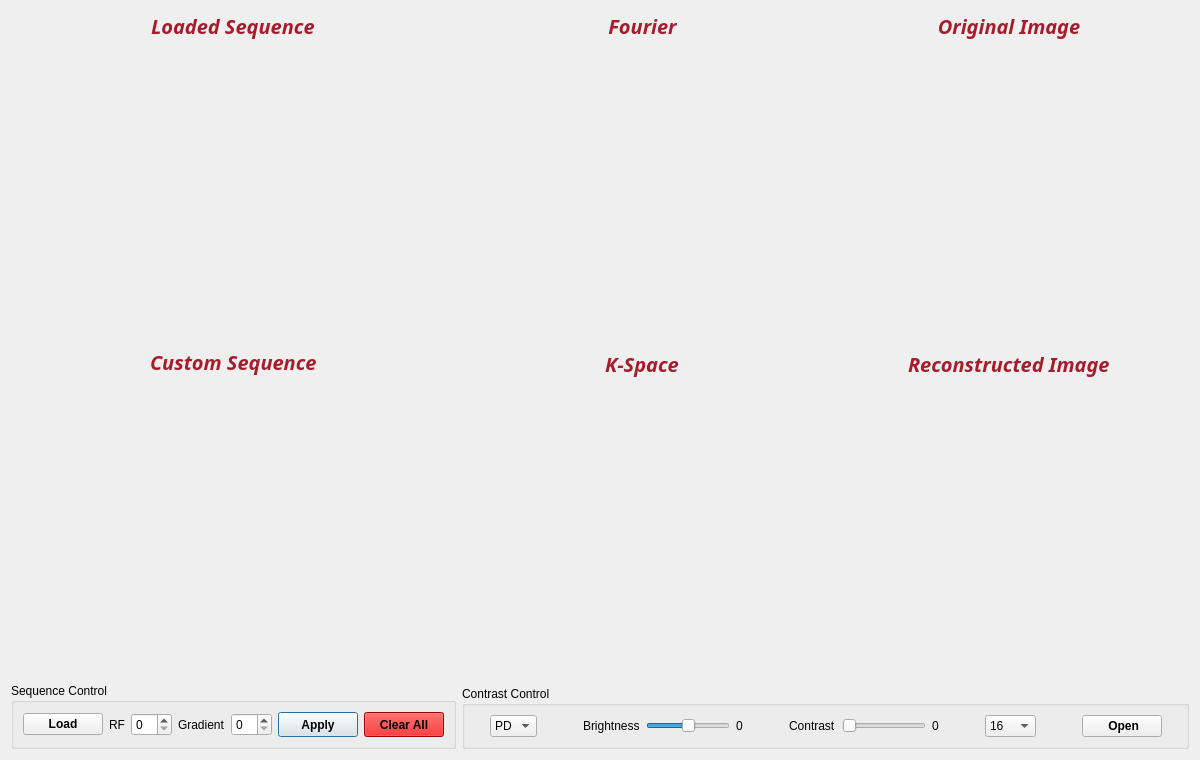
Mostafa-Medhat/MRI-Phantom, file src/ui/Phantom.ui: the form before one commit.
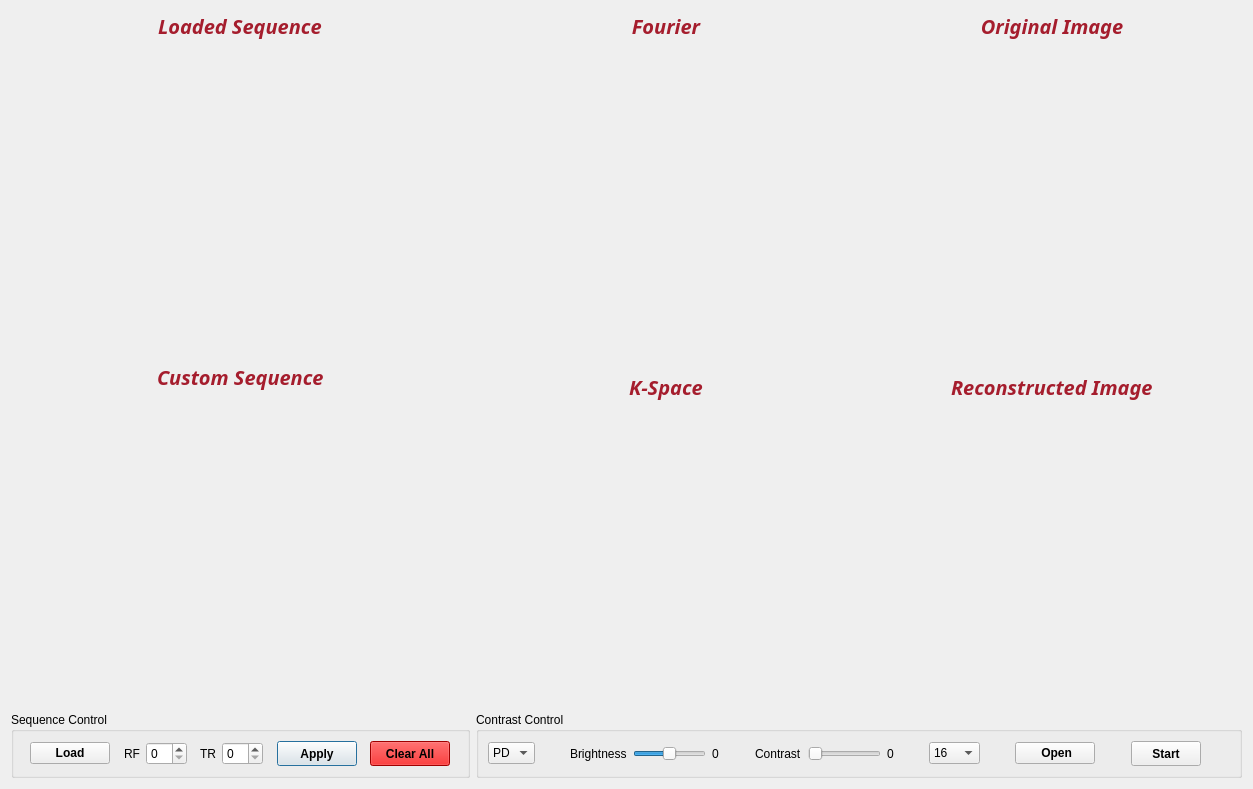
The form after the commit. Icons and pictures are not drawn.

Commit message: Add contrast func and start Button

```diff
--- a/src/ui/Phantom.ui
+++ b/src/ui/Phantom.ui
@@ -6,8 +6,8 @@
    <rect>
     <x>0</x>
     <y>0</y>
-    <width>1200</width>
-    <height>760</height>
+    <width>1253</width>
+    <height>789</height>
    </rect>
   </property>
   <property name="minimumSize">
@@ -172,7 +172,7 @@
             <item>
              <widget class="QLabel" name="label_2">
               <property name="text">
-               <string>Gradient</string>
+               <string>TR</string>
               </property>
              </widget>
             </item>
@@ -276,7 +276,7 @@
       </layout>
      </item>
      <item>
-      <layout class="QVBoxLayout" name="verticalLayout_2" stretch="2,2,0">
+      <layout class="QVBoxLayout" name="verticalLayout_2" stretch="2,0,2,0">
        <item>
         <layout class="QGridLayout" name="gridLayout">
          <property name="verticalSpacing">
@@ -356,6 +356,16 @@
          </item>
         </layout>
        </item>
+       <item>
+        <widget class="QLabel" name="label_13">
+         <property name="text">
+          <string/>
+         </property>
+         <property name="alignment">
+          <set>Qt::AlignCenter</set>
+         </property>
+        </widget>
+       </item>
        <item>
         <layout class="QGridLayout" name="gridLayout_2">
          <property name="verticalSpacing">
@@ -424,7 +434,7 @@
          <property name="title">
           <string>Contrast Control</string>
          </property>
-         <layout class="QHBoxLayout" name="horizontalLayout_4" stretch="1,1,0,0,0,0,0,0,0,0,0,1,0,1,1">
+         <layout class="QHBoxLayout" name="horizontalLayout_4" stretch="1,1,0,0,0,0,0,0,0,0,0,1,0,1,0,2,0">
           <item>
            <spacer name="horizontalSpacer_3">
             <property name="orientation">
@@ -523,7 +533,7 @@
              <number>0</number>
             </property>
             <property name="maximum">
-             <number>127</number>
+             <number>10</number>
             </property>
             <property name="orientation">
              <enum>Qt::Horizontal</enum>
@@ -616,6 +626,38 @@
             </property>
            </widget>
           </item>
+          <item>
+           <spacer name="horizontalSpacer_13">
+            <property name="orientation">
+             <enum>Qt::Horizontal</enum>
+            </property>
+            <property name="sizeHint" stdset="0">
+             <size>
+              <width>40</width>
+              <height>20</height>
+             </size>
+            </property>
+           </spacer>
+          </item>
+          <item>
+           <widget class="QPushButton" name="pushButton">
+            <property name="minimumSize">
+             <size>
+              <width>70</width>
+              <height>25</height>
+             </size>
+            </property>
+            <property name="font">
+             <font>
+              <weight>75</weight>
+              <bold>true</bold>
+             </font>
+            </property>
+            <property name="text">
+             <string>Start</string>
+            </property>
+           </widget>
+          </item>
           <item>
            <spacer name="horizontalSpacer_11">
             <property name="orientation">
```
The commit also changes 2 other files.
